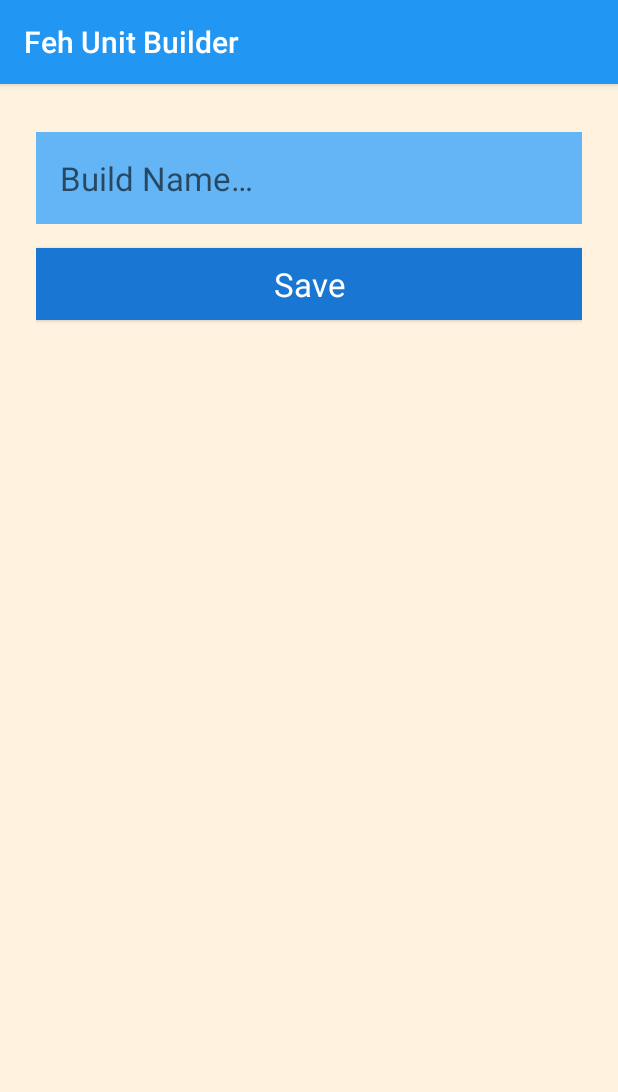
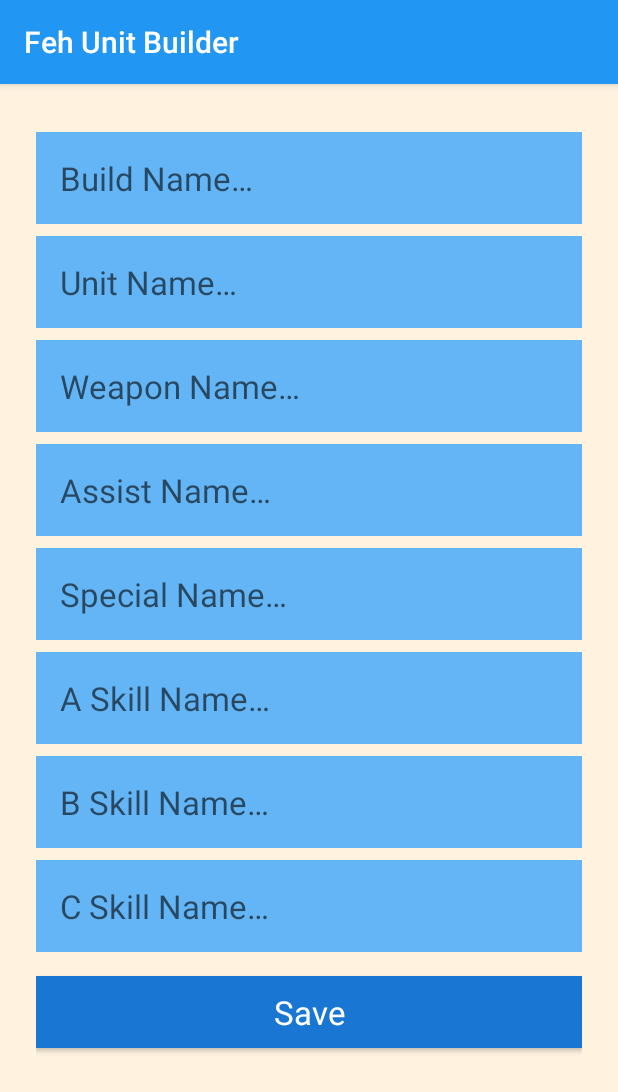
Before and after one commit to tehvedo/fehunitbuilder, an Android app: the NewBuildActivity screen opened directly, with no data from a screen before it, on a phone screen of 412 x 824 dp. Shown: the top 1092 px of the screen. Run offline under Robolectric (Android 15) with nearby library versions, the phone set to English and light mode, and no system bars.

Commit message:
Added to New Build Screen (in progress)
Added other fields to new build screen (they currently don't do anything, implementing on click stuff tomorrow morning)

```diff
--- a/FehUnitBuilder/app/src/main/java/com/android/example/fehunitbuilder/NewBuildActivity.java
+++ b/FehUnitBuilder/app/src/main/java/com/android/example/fehunitbuilder/NewBuildActivity.java
@@ -29,6 +29,14 @@
     public static final String EXTRA_REPLY_ID = "com.android.example.fehunitbuilder.REPLY_ID";
 
     private EditText mEditBuildView;
+    private EditText mEditUnitView;
+    private EditText mEditWeaponView;
+    private EditText mEditAssistView;
+    private EditText mEditSpecialView;
+    private EditText mEditASkillView;
+    private EditText mEditBSkillView;
+    private EditText mEditCSkillView;
+
 
     @Override
     public void onCreate(Bundle savedInstanceState) {
@@ -36,6 +44,14 @@
         setContentView(R.layout.activity_new_build);
 
         mEditBuildView = findViewById(R.id.edit_build);
+        mEditUnitView = findViewById(R.id.edit_unit);
+        mEditWeaponView = findViewById(R.id.edit_weapon);
+        mEditAssistView = findViewById(R.id.edit_assist);
+        mEditSpecialView = findViewById(R.id.edit_special);
+        mEditASkillView = findViewById(R.id.edit_a_skill);
+        mEditBSkillView = findViewById(R.id.edit_b_skill);
+        mEditCSkillView = findViewById(R.id.edit_c_skill);
+
         int id = -1 ;
 
         final Bundle extras = getIntent().getExtras();
@@ -47,6 +63,8 @@
                 mEditBuildView.setText(build);
                 mEditBuildView.setSelection(build.length());
                 mEditBuildView.requestFocus();
+
+                // Evan: Will add the above 3 for the other editviews in the morning
             }
         } // Otherwise, start with empty fields.
 
--- a/FehUnitBuilder/app/src/main/res/layout/activity_new_build.xml
+++ b/FehUnitBuilder/app/src/main/res/layout/activity_new_build.xml
@@ -10,8 +10,72 @@
     <EditText
         android:id="@+id/edit_build"
         style="@style/text_view_style"
-        android:hint="@string/hint_word"
-        android:inputType="textAutoComplete" />
+        android:hint="@string/hint_build"
+        android:inputType="textAutoComplete"
+        android:autofillHints="Build Name" />
+
+    <EditText
+        android:id="@+id/edit_unit"
+        style="@style/text_view_style"
+        android:layout_width="match_parent"
+        android:layout_height="wrap_content"
+        android:hint="@string/hint_unit"
+        android:inputType="textAutoComplete"
+        android:autofillHints="Unit Name" />
+
+    <EditText
+        android:id="@+id/edit_weapon"
+        style="@style/text_view_style"
+        android:layout_width="match_parent"
+        android:layout_height="wrap_content"
+        android:hint="@string/hint_weapon"
+        android:inputType="textAutoComplete"
+        android:autofillHints="Weapon Name" />
+
+    <EditText
+        android:id="@+id/edit_assist"
+        style="@style/text_view_style"
+        android:layout_width="match_parent"
+        android:layout_height="wrap_content"
+        android:hint="@string/hint_assist"
+        android:inputType="textAutoComplete"
+        android:autofillHints="Assist Name" />
+
+    <EditText
+        android:id="@+id/edit_special"
+        style="@style/text_view_style"
+        android:layout_width="match_parent"
+        android:layout_height="wrap_content"
+        android:hint="@string/hint_special"
+        android:inputType="textAutoComplete"
+        android:autofillHints="Special Name" />
+
+    <EditText
+        android:id="@+id/edit_a_skill"
+        style="@style/text_view_style"
+        android:layout_width="match_parent"
+        android:layout_height="wrap_content"
+        android:hint="@string/hint_a_skill"
+        android:inputType="textAutoComplete"
+        android:autofillHints="A Skill Name" />
+
+    <EditText
+        android:id="@+id/edit_b_skill"
+        style="@style/text_view_style"
+        android:layout_width="match_parent"
+        android:layout_height="wrap_content"
+        android:hint="@string/hint_b_skill"
+        android:inputType="textAutoComplete"
+        android:autofillHints="B Skill Name" />
+
+    <EditText
+        android:id="@+id/edit_c_skill"
+        style="@style/text_view_style"
+        android:layout_width="match_parent"
+        android:layout_height="wrap_content"
+        android:hint="@string/hint_c_skill"
+        android:inputType="textAutoComplete"
+        android:autofillHints="C Skill Name" />
 
     <Button
         android:id="@+id/button_save"
--- a/FehUnitBuilder/app/src/main/res/values/strings.xml
+++ b/FehUnitBuilder/app/src/main/res/values/strings.xml
@@ -2,7 +2,14 @@
     <string name="app_name">Feh Unit Builder</string>
     <string name="action_settings">Settings</string>
 
-    <string name="hint_word">Build Name…</string>
+    <string name="hint_build">Build Name…</string>
+    <string name="hint_unit">Unit Name…</string>
+    <string name="hint_weapon">Weapon Name…</string>
+    <string name="hint_assist">Assist Name…</string>
+    <string name="hint_special">Special Name…</string>
+    <string name="hint_a_skill">A Skill Name…</string>
+    <string name="hint_b_skill">B Skill Name…</string>
+    <string name="hint_c_skill">C Skill Name…</string>
     <string name="button_save">Save</string>
     <string name="empty_not_saved">Build not saved because it is empty.</string>
     <string name="clear_all_data">Clear all data</string>
```
Also changed, not shown: 1 other file.
